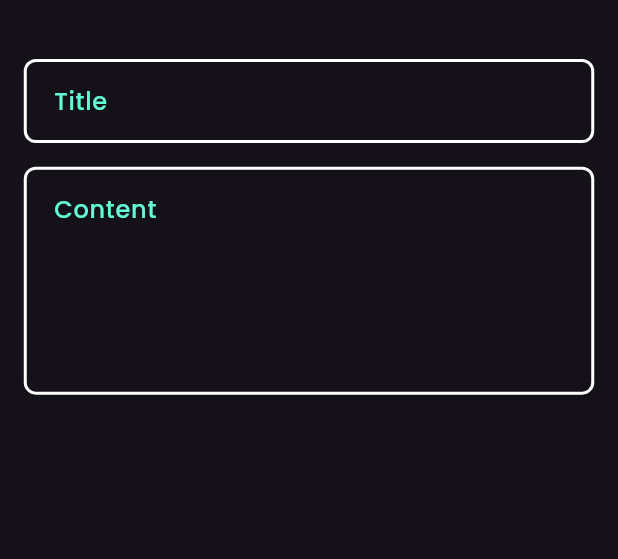
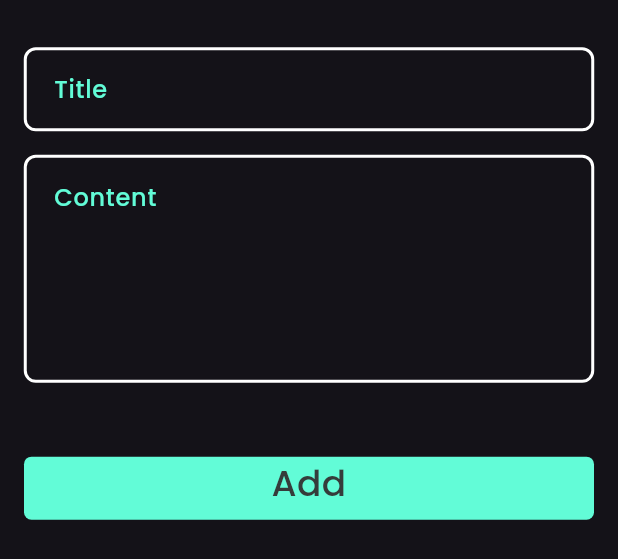
Before and after one commit to MahmoudYasserElbanna/flutter_notes_app, a Flutter app: the AddModelBottomSheet widget shown alone on an empty page, opened directly, on a phone screen of 412 x 824 dp. Shown: the top 559 px of the screen. Run offline on Flutter 3.47's test engine with Material 3 defaults, Android fonts, the phone set to English and light mode, and no system bars; our stand-ins replace flutter_screenutil, font_awesome_flutter.

Commit message:
Finish bottom model sheet

```diff
--- a/lib/widgets/custom_button.dart
+++ b/lib/widgets/custom_button.dart
@@ -12,19 +12,19 @@ class CustomButton extends StatelessWidget {
       child: Padding(
         padding: const EdgeInsets.all(8.0),
         child: Container(
-          width: double.infinity,
-          height: 60,
+          width: MediaQuery.of(context).size.width,
+          height: 42,
           decoration: BoxDecoration(
             borderRadius: BorderRadius.circular(5),
             color: kPrimaryColor,
           ),
-          child: Center(
-            child: Text(
-              buttonLabel!,
-              style: const TextStyle(
-                fontSize: 24,
-                fontWeight: FontWeight.w500,
-              ),
+          child: Text(
+            textAlign: TextAlign.center,
+            buttonLabel!,
+            style: const TextStyle(
+              color: Color(0xFF3333333),
+              fontSize: 24,
+              fontWeight: FontWeight.w500,
             ),
           ),
         ),
--- a/lib/widgets/model_bottom_sheet.dart
+++ b/lib/widgets/model_bottom_sheet.dart
@@ -1,5 +1,6 @@
 import 'package:flutter/material.dart';
 import 'package:flutter_screenutil/flutter_screenutil.dart';
+import 'package:note_app/widgets/custom_button.dart';
 import 'package:note_app/widgets/custom_text_field.dart';
 
 class AddModelBottomSheet extends StatelessWidget {
@@ -10,16 +11,24 @@ class AddModelBottomSheet extends StatelessWidget {
     return Padding(
       padding: const EdgeInsets.all(8.0),
       child: Container(
+        // We can't use Spacer widget in SingleChildScrollView
+        // SingleChildScrollView -> Shrink
+        // Spacer -> Expand
+        child: SingleChildScrollView(
           child: Column(
             children: [
-            SizedBox(height: 32.h),
+              SizedBox(height: 24.h),
               const CustomTextField(labelText: 'Title'),
               SizedBox(height: 16.h),
               const CustomTextField(
                 labelText: 'Content',
                 maxLines: 5,
               ),
+              SizedBox(height: 42.h),
+              const CustomButton(buttonLabel: 'Add'),
+              SizedBox(height: 16.h),
             ],
+          ),
         ),
       ),
     );
```
Lines whose indentation alone changed are shown as unchanged.
